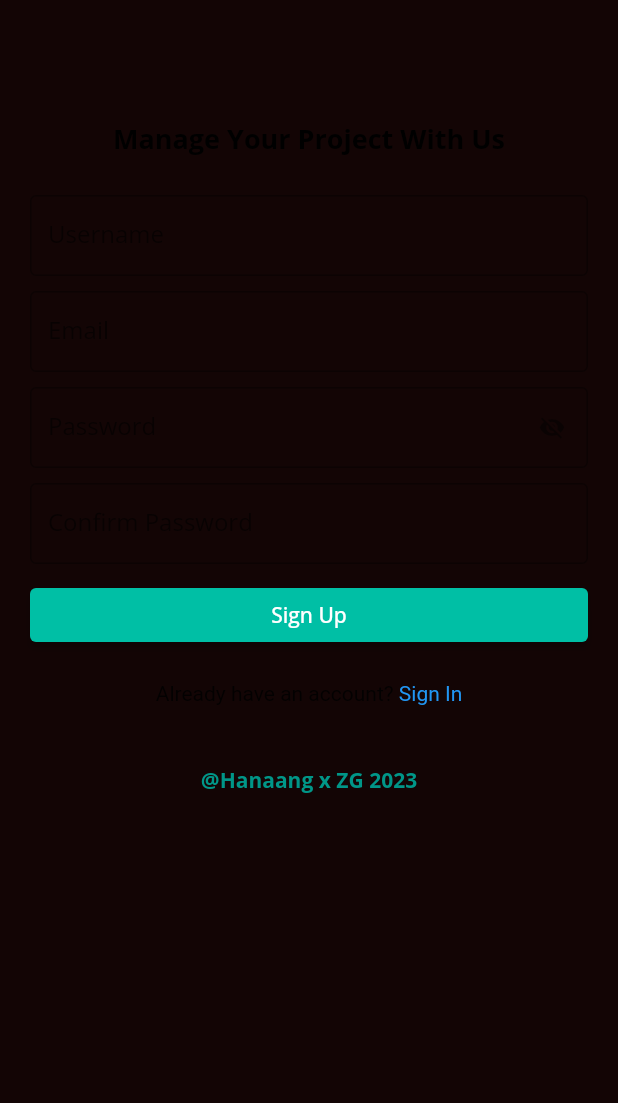
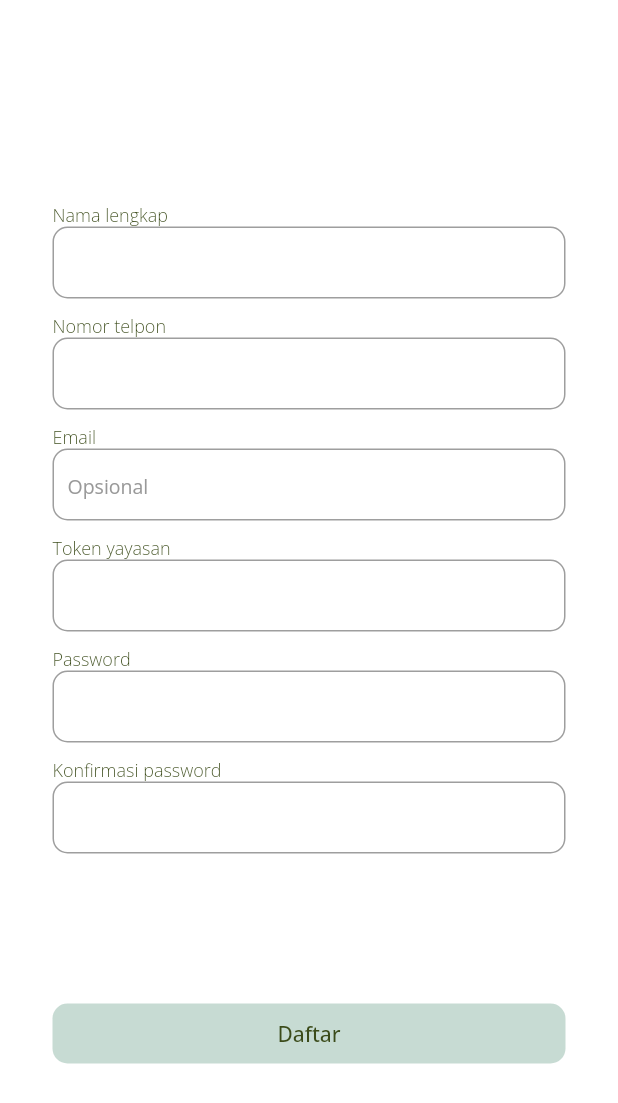
Before and after one commit to zanira-zakathon/zanira, a Flutter app: the SignUpScreen screen opened directly, on a phone screen of 412 x 824 dp. Shown: the top 1103 px of the screen. Run offline on Flutter 3.47's test engine with Material 2 defaults, Android fonts, the phone set to English and light mode, and no system bars; our stand-ins replace flutter_riverpod, freezed_annotation, get_it, google_fonts, riverpod, shared_preferences; accounts and stored records are empty.

Commit message:
sign up, screen tambah

```diff
--- a/zanira/lib/screen/signup_screen.dart
+++ b/zanira/lib/screen/signup_screen.dart
@@ -2,6 +2,8 @@ import 'package:zanira/screen/login_screen.dart';
 import 'package:flutter/gestures.dart';
 import 'package:flutter/material.dart';
 import 'package:flutter_riverpod/flutter_riverpod.dart';
+import 'package:zanira/style/button.dart';
+import 'package:zanira/style/color.dart';
 
 class SignUpScreen extends ConsumerWidget {
   final _formfield = GlobalKey<FormState>();
@@ -15,183 +17,275 @@ class SignUpScreen extends ConsumerWidget {
   Widget build(BuildContext context, ref) {
     final passToggle = ref.watch(passToggleProvider.notifier).state;
     return Scaffold(
-        backgroundColor: const Color.fromARGB(255, 19, 5, 5),
-        body: SingleChildScrollView(
-            child: Form(
-          key: _formfield,
+        backgroundColor: Colors.white,
+        resizeToAvoidBottomInset: false,
+        //add appbar here
+        body: Container(
+            padding: EdgeInsets.all(35),
+            //layout
             child: Column(
+              mainAxisAlignment: MainAxisAlignment.start,
+              crossAxisAlignment: CrossAxisAlignment.start,
               children: <Widget>[
-              const SizedBox(
-                height: 50,
-              ),
-              // Image.asset(
-              //   'assets/logo.png',
-              //   width: 100,
-              //   height: 100,
-              // ),
-              const SizedBox(
-                height: 20,
-              ),
-              const Padding(
-                padding:
-                    EdgeInsets.only(left: 10, top: 10, right: 10, bottom: 10),
+                SizedBox(height: 100),
+                Container(
                   child: Text(
-                  "Manage Your Project With Us",
+                    'Nama lengkap',
                     style: TextStyle(
-                      fontSize: 18,
-                      //fontFamily: ,
-                      fontWeight: FontWeight.bold,
-                      color: Colors.black),
+                      color: blackprimary,
+                      fontSize: 12,
+                      fontWeight: FontWeight.w300,
                     ),
                   ),
-              const SizedBox(
-                height: 15,
                 ),
-              Padding(
-                padding:
-                    EdgeInsets.only(left: 20, top: 0, right: 20, bottom: 10),
-                child: TextFormField(
-                  keyboardType: TextInputType.name,
-                  decoration: const InputDecoration(
-                      border: OutlineInputBorder(),
-                      //borderRadius: BorderRadius.all(Radius.circular(10))),
-                      labelText: 'Username',
-                      isDense: true,
-                      hintText: 'Enter your username'),
-                  //style: TextStyle(fontSize: 13),
-                  controller: nameController,
-                  validator: (value) {
-                    if (value!.isEmpty) {
-                      return "Enter your name";
-                    }
-                  },
+                Container(
+                    child: TextField(
+                  style: TextStyle(color: blackprimary),
+                  decoration: InputDecoration(
+                      contentPadding:
+                          EdgeInsets.symmetric(vertical: 3, horizontal: 10),
+                      border: OutlineInputBorder(
+                          borderSide: BorderSide(color: lightbackground),
+                          borderRadius: BorderRadius.all(Radius.circular(10)))),
+                )),
+                SizedBox(height: 10),
+                Container(
+                  child: Text(
+                    'Nomor telpon',
+                    style: TextStyle(
+                      color: blackprimary,
+                      fontSize: 12,
+                      fontWeight: FontWeight.w300,
                     ),
                   ),
-              Padding(
-                padding:
-                    EdgeInsets.only(left: 20, top: 0, right: 20, bottom: 10),
-                child: TextFormField(
-                  keyboardType: TextInputType.emailAddress,
-                  decoration: const InputDecoration(
-                      border: OutlineInputBorder(),
-                      //borderRadius: BorderRadius.all(Radius.circular(10))),
-                      labelText: 'Email',
-                      isDense: true,
-                      hintText: 'Enter your Email'),
-                  //style: TextStyle(fontSize: 13),
-                  controller: emailController,
-                  validator: (value) {
-                    bool emailValid = RegExp(
-                            r"^[a-zA-Z0-9.a-zA-Z0-9.!#$%&'*+-/=?^_`{|}~]+@[a-zA-Z0-9]+\.[a-zA-Z]+")
-                        .hasMatch(value!);
-                    if (value.isEmpty) {
-                      return "Enter Email";
-                    } else if (!emailValid) {
-                      return "Enter Valid Email";
-                    }
-                  },
+                ),
+                Container(
+                    child: TextField(
+                  style: TextStyle(color: blackprimary),
+                  decoration: InputDecoration(
+                      contentPadding:
+                          EdgeInsets.symmetric(vertical: 3, horizontal: 10),
+                      border: OutlineInputBorder(
+                          borderSide: BorderSide(color: lightbackground),
+                          borderRadius: BorderRadius.all(Radius.circular(10)))),
+                )),
+                SizedBox(height: 10),
+                Container(
+                  child: Text(
+                    'Email',
+                    style: TextStyle(
+                      color: blackprimary,
+                      fontSize: 12,
+                      fontWeight: FontWeight.w300,
                     ),
                   ),
-              Padding(
-                padding: const EdgeInsets.only(
-                    left: 20, top: 0, right: 20, bottom: 10),
-                child: TextFormField(
-                  keyboardType: TextInputType.visiblePassword,
-                  controller: passController,
+                ),
+                Container(
+                    child: TextField(
+                  style: TextStyle(color: blackprimary),
                   decoration: InputDecoration(
-                      border: const OutlineInputBorder(
-                          borderSide: BorderSide(color: Colors.cyan)),
-                      labelText: 'Password',
-                      isDense: true,
-                      hintText: 'Enter your password',
-                      suffixIcon: InkWell(
-                        onTap: () {
-                          ref.read(passToggleProvider.notifier).state =
-                              !ref.read(passToggleProvider.notifier).state;
-                        },
-                        child: Icon(passToggle
-                            ? Icons.visibility
-                            : Icons.visibility_off),
+                      hintText: 'Opsional',
+                      hintStyle: TextStyle(
+                        fontSize: 13,
+                        color: Color(0xFF999999),
+                      ),
+                      contentPadding:
+                          EdgeInsets.symmetric(vertical: 3, horizontal: 10),
+                      border: OutlineInputBorder(
+                          borderSide: BorderSide(color: lightbackground),
+                          borderRadius: BorderRadius.all(Radius.circular(10)))),
                 )),
-                  obscureText: passToggle,
-                  //style: TextStyle(fontSize: 13),
-                  validator: (value) {
-                    if (value!.isEmpty) {
-                      return "Enter Password";
-                    } else if (value.length < 8) {
-                      return "Password must at least 8 characters";
-                    }
-                    return null;
-                  },
+                SizedBox(height: 10),
+                Container(
+                  child: Text(
+                    'Token yayasan',
+                    style: TextStyle(
+                      color: blackprimary,
+                      fontSize: 12,
+                      fontWeight: FontWeight.w300,
                     ),
                   ),
-              Padding(
-                padding: const EdgeInsets.only(
-                    left: 20, top: 0, right: 20, bottom: 10),
-                child: TextFormField(
-                  keyboardType: TextInputType.visiblePassword,
-                  controller: passConfirmController,
-                  decoration: const InputDecoration(
+                ),
+                Container(
+                    child: TextField(
+                  style: TextStyle(color: blackprimary),
+                  decoration: InputDecoration(
+                      contentPadding:
+                          EdgeInsets.symmetric(vertical: 3, horizontal: 10),
                       border: OutlineInputBorder(
-                          borderSide: BorderSide(color: Colors.cyan)),
-                      labelText: 'Confirm Password',
-                      isDense: true,
-                      hintText: 'Confirm your password'),
-                  obscureText: true,
-                  //style: TextStyle(fontSize: 13),
-                  validator: (value) {
-                    if (value!.isEmpty) {
-                      return "Enter Password Confirmation";
-                    } else if (passConfirmController.text !=
-                        passController.text) {
-                      return "Password don't match";
-                    }
-                  },
+                          borderSide: BorderSide(color: lightbackground),
+                          borderRadius: BorderRadius.all(Radius.circular(10)))),
+                )),
+                SizedBox(height: 10),
+                Container(
+                  child: Text(
+                    'Password',
+                    style: TextStyle(
+                      color: blackprimary,
+                      fontSize: 12,
+                      fontWeight: FontWeight.w300,
                     ),
                   ),
-              SizedBox(
-                width: MediaQuery.of(context).size.width,
+                ),
+                Container(
+                    child: TextField(
+                  style: TextStyle(color: blackprimary),
+                  decoration: InputDecoration(
+                      contentPadding:
+                          EdgeInsets.symmetric(vertical: 3, horizontal: 10),
+                      border: OutlineInputBorder(
+                          borderSide: BorderSide(color: lightbackground),
+                          borderRadius: BorderRadius.all(Radius.circular(10)))),
+                )),
+                SizedBox(height: 10),
+                Container(
+                  child: Text(
+                    'Konfirmasi password',
+                    style: TextStyle(
+                      color: blackprimary,
+                      fontSize: 12,
+                      fontWeight: FontWeight.w300,
+                    ),
+                  ),
+                ),
+                Container(
+                    child: TextField(
+                  style: TextStyle(color: blackprimary),
+                  decoration: InputDecoration(
+                      contentPadding:
+                          EdgeInsets.symmetric(vertical: 3, horizontal: 10),
+                      border: OutlineInputBorder(
+                          borderSide: BorderSide(color: lightbackground),
+                          borderRadius: BorderRadius.all(Radius.circular(10)))),
+                )),
+                SizedBox(height: 65),
+                //masukin button daftar
+                Container(
                     child: Padding(
-                    padding: const EdgeInsets.only(
-                        left: 20, top: 0, right: 20, bottom: 0),
+                  padding: EdgeInsets.only(top: 35),
+                  child: SizedBox(
+                    height: 40,
                     child: ElevatedButton(
-                      onPressed: () async {
-                        if (_formfield.currentState!.validate()) {}
+                        style: lightButton,
+                        onPressed: () {
+                          showDialog(
+                              context: context,
+                              builder: (context) =>
+                                  AlertDialog(content: dialog()));
                         },
-                      style: ElevatedButton.styleFrom(
-                          backgroundColor: Colors.tealAccent[700]),
-                      child: const Text(
-                        "Sign Up",
-                        style: TextStyle(color: Colors.white),
+                        child: Text(
+                          "Daftar",
+                          style: TextStyle(color: blackprimary),
+                        )),
                   ),
                 )),
-              ),
-              const SizedBox(
-                height: 20,
-              ),
-              Text.rich(TextSpan(children: [
-                const TextSpan(
-                    text: "Already have an account? ",
-                    style: TextStyle(fontSize: 14)),
-                TextSpan(
-                    text: "Sign In",
-                    style: const TextStyle(fontSize: 14, color: Colors.blue),
-                    recognizer: TapGestureRecognizer()
-                      ..onTap = () {
-                        Navigator.push(
-                            context,
-                            MaterialPageRoute(
-                                builder: (context) => LoginScreen()));
-                      }),
-              ])),
-              const SizedBox(height: 40),
-              const Text('@Hanaang x ZG 2023',
-                  style: TextStyle(
-                      fontSize: 14,
-                      fontWeight: FontWeight.bold,
-                      color: Colors.teal))
               ],
-          ),
             )));
   }
+
+  Widget dialog() {
+    return Container();
   }
+
+//   Widget build(BuildContext context, ref) {
+//     final passToggle = ref.watch(passToggleProvider.notifier).state;
+//     return Scaffold(
+//         backgroundColor: Colors.white,
+//         resizeToAvoidBottomInset: false,
+//         //add appbar here
+//         body: Container(
+//             padding: EdgeInsets.all(35),
+//             //layout
+//             child: Column(
+//               mainAxisAlignment: MainAxisAlignment.start,
+//               crossAxisAlignment: CrossAxisAlignment.start,
+//               children: <Widget>[
+//                 SizedBox(height: 100),
+//                 Container(
+//                   child: Text(
+//                     'Nama yayasan',
+//                     style: TextStyle(
+//                       color: blackprimary,
+//                       fontSize: 12,
+//                       fontWeight: FontWeight.w300,
+//                     ),
+//                   ),
+//                 ),
+//                 Container(
+//                     child: TextField(
+//                   style: TextStyle(color: blackprimary),
+//                   decoration: InputDecoration(
+//                       contentPadding:
+//                           EdgeInsets.symmetric(vertical: 3, horizontal: 10),
+//                       border: OutlineInputBorder(
+//                           borderSide: BorderSide(color: lightbackground),
+//                           borderRadius: BorderRadius.all(Radius.circular(10)))),
+//                 )),
+//                 SizedBox(height: 10),
+//                 Container(
+//                   child: Text(
+//                     'Alamat lengkap',
+//                     style: TextStyle(
+//                       color: blackprimary,
+//                       fontSize: 12,
+//                       fontWeight: FontWeight.w300,
+//                     ),
+//                   ),
+//                 ),
+//                 Container(
+//                     child: TextField(
+//                   style: TextStyle(color: blackprimary),
+//                   decoration: InputDecoration(
+//                       contentPadding:
+//                           EdgeInsets.symmetric(vertical: 3, horizontal: 10),
+//                       border: OutlineInputBorder(
+//                           borderSide: BorderSide(color: lightbackground),
+//                           borderRadius: BorderRadius.all(Radius.circular(10)))),
+//                 )),
+//                 SizedBox(height: 10),
+
+//                 // double box
+//                 Container(
+//                     height: 50,
+//                     child: Expanded(
+//                         child: Row(
+//                       mainAxisAlignment: MainAxisAlignment.start,
+//                       crossAxisAlignment: CrossAxisAlignment.start,
+//                       children: <Widget>[
+//                         Column(
+//                             mainAxisSize: MainAxisSize.min,
+//                             mainAxisAlignment: MainAxisAlignment.start,
+//                             crossAxisAlignment: CrossAxisAlignment.start,
+//                             children: <Widget>[
+//                               Container(
+//                                 child: Text(
+//                                   'Provinsi',
+//                                   style: TextStyle(
+//                                     color: blackprimary,
+//                                     fontSize: 12,
+//                                     fontWeight: FontWeight.w300,
+//                                   ),
+//                                 ),
+//                               ),
+//                               // Container(
+//                               //     child: TextField(
+//                               //   style: TextStyle(color: blackprimary),
+//                               //   decoration: InputDecoration(
+//                               //       contentPadding: EdgeInsets.symmetric(
+//                               //           vertical: 3, horizontal: 10),
+//                               //       border: OutlineInputBorder(
+//                               //           borderSide:
+//                               //               BorderSide(color: lightbackground),
+//                               //           borderRadius: BorderRadius.all(
+//                               //               Radius.circular(10)))),
+//                               // )),
+//                             ])
+//                       ],
+//                     ))),
+
+//                 SizedBox(height: 100),
+//                 //masukin button daftar
+//               ],
+//             )));
+  // }
+}
```
Also changed, not shown: zanira/lib/screen/tambah_screen.dart (added, +156 -0 lines). Lines whose indentation alone changed are shown as unchanged.
